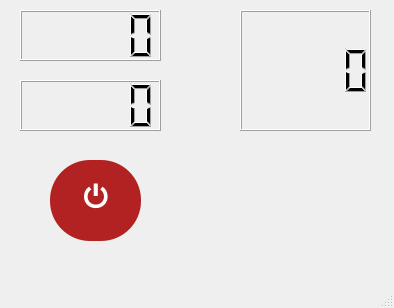
Before: the Qt Designer form Python/interface.ui in mauricio-mm/EspMqTT, drawn with Qt 5.
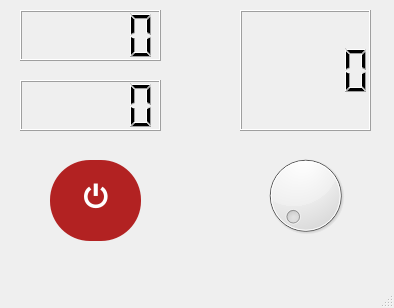
After: the same form once the commit is applied.

Diff of the .ui file:
```diff
--- a/Python/interface.ui
+++ b/Python/interface.ui
@@ -77,6 +77,19 @@
      </rect>
     </property>
    </widget>
+   <widget class="QDial" name="dial">
+    <property name="geometry">
+     <rect>
+      <x>260</x>
+      <y>150</y>
+      <width>91</width>
+      <height>91</height>
+     </rect>
+    </property>
+    <property name="maximum">
+     <number>180</number>
+    </property>
+   </widget>
   </widget>
   <widget class="QMenuBar" name="menubar">
    <property name="geometry">
```
Left out of the diff: 9 changed lines with no effect on the pictures. Lines whose indentation alone changed are shown as unchanged.
